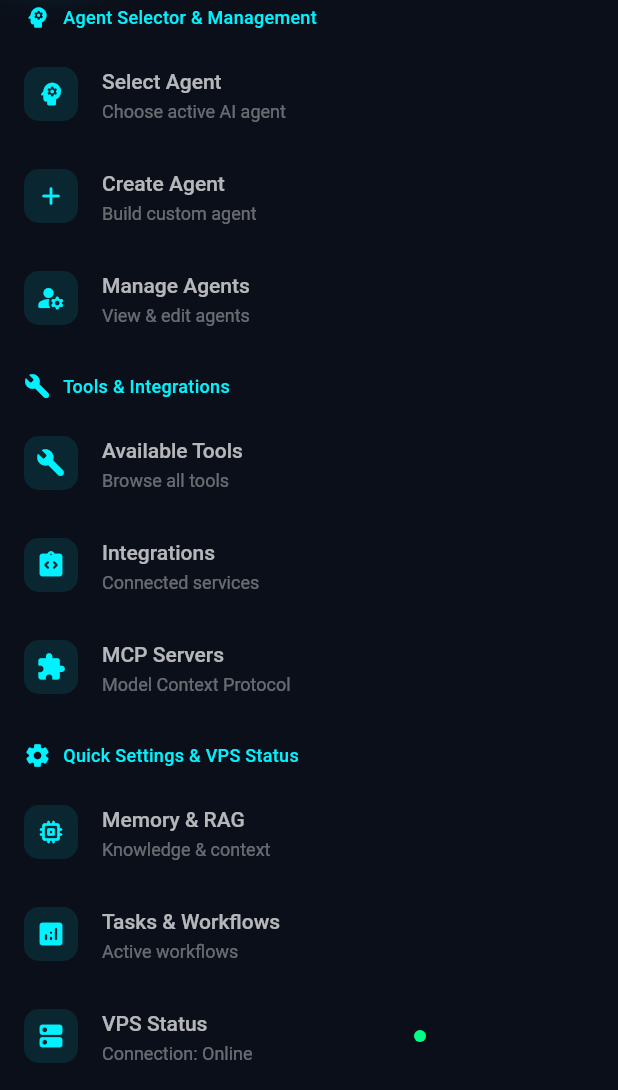
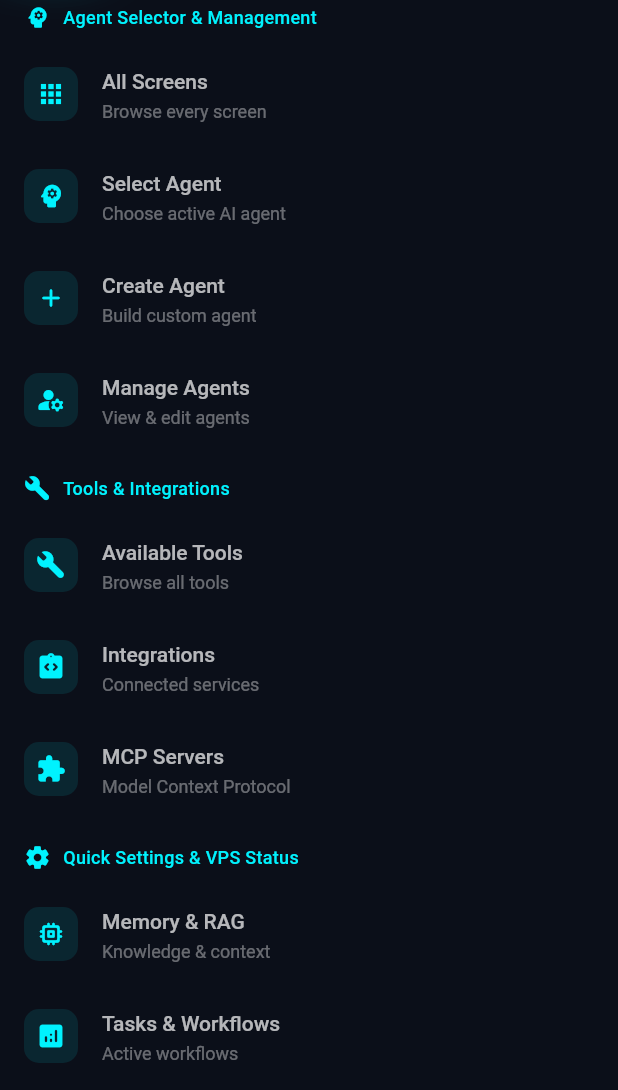
Before and after one commit to supportinboxmaya-a11y/M-2.0, a Flutter app: the _AppDrawer widget shown alone on an empty page, opened directly, on a phone screen of 412 x 824 dp, the part 146-1236 px from its top. Run offline on Flutter 3.47's test engine with Material 3 defaults, Android fonts, the phone set to English and light mode, and no system bars; drawn by our look-alikes of flutter_animate; our stand-ins replace battery_plus, camera, connectivity_plus, device_info_plus, dio, flutter_riverpod and 10 more; missing offline and left inert: app_settings, flutter_sound, google_mlkit_object_detection, google_mlkit_text_recognition, record, volume_controller; generated files the repository leaves out were written again; Roboto replaces fonts that are missing (SpaceGrotesk); statements that could not run were skipped; project files that could hold a hidden picture were left out.

Commit message:
b0: add all_screens import and drawer action

```diff
--- a/maya_flutter/lib/main.dart
+++ b/maya_flutter/lib/main.dart
@@ -10,6 +10,7 @@ import 'core/services/api_service.dart';
 import 'features/voice/voice_service.dart';
 import 'features/camera/camera_service.dart';
 import 'features/system/system_service.dart';
+import 'features/shell/all_screens_screen.dart';
 import 'config/app_config.dart';
 
 final voiceServiceProvider = Provider((ref) => VoiceService(ref.read(apiServiceProvider)));
@@ -1009,6 +1010,7 @@ class _AppDrawer extends ConsumerWidget {
               title: 'Agent Selector & Management',
               icon: Icons.psychology_rounded,
               children: [
+                _DrawerActionTile(icon: Icons.apps_rounded, label: 'All Screens', subtitle: 'Browse every screen', onTap: () { Navigator.pop(context); Navigator.push(context, MaterialPageRoute(builder: (_) => const AllScreensScreen())); }),
                 _DrawerActionTile(
                   icon: Icons.psychology_rounded,
                   label: 'Select Agent',
```
